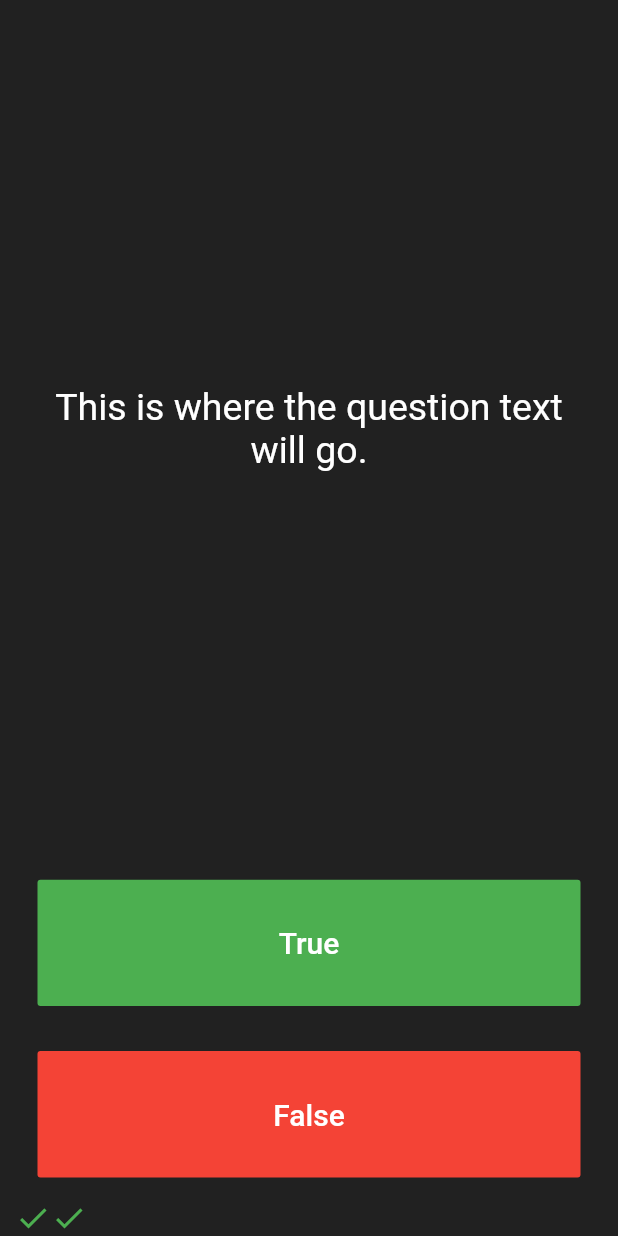
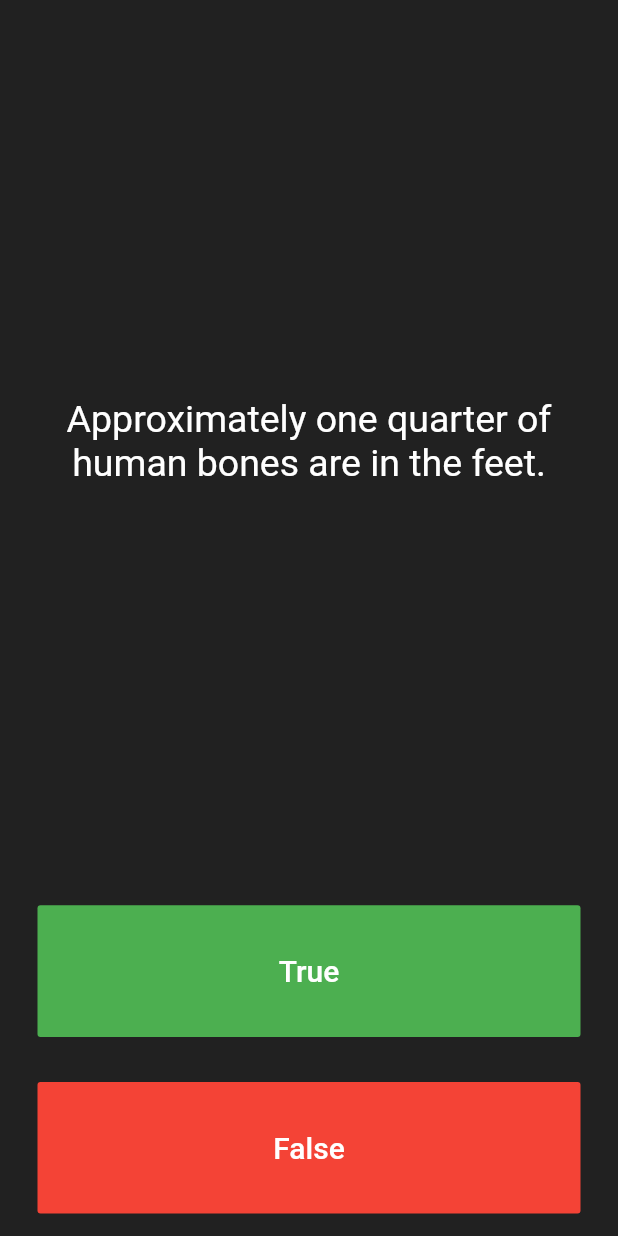
Before and after one commit to alejorom/quizzler_flutter, a Flutter app: the screen it shows after launch, after a tap on "True", on a phone screen of 412 x 824 dp. Run offline on Flutter 3.47's test engine with Material 2 defaults, Android fonts, the phone set to English and light mode, and no system bars; missing offline and left inert: dart:ffi.

Commit message:
Agregar lista de preguntas y respuestas

```diff
--- a/lib/main.dart
+++ b/lib/main.dart
@@ -1,3 +1,5 @@
+import 'dart:ffi';
+
 import 'package:flutter/material.dart';
 
 void main() => runApp(const Quizzler());
@@ -31,12 +33,35 @@ class QuizPage extends StatefulWidget {
 
 class _QuizPageState extends State<QuizPage> {
 
-  List <Icon> scoreKeeper = [
-    const Icon (
-      Icons.check,
-      color:  Colors.green,
-    ),
+  List <Icon> scoreKeeper = [];
+
+  List <String> questions = [
+    'You can lead a cow down stairs but not up stairs.',
+    'Approximately one quarter of human bones are in the feet.',
+    'A slug\'s blood is green.',
+    'The Big Apple is a nickname given to Washington D.C in 1971.',
+    'Peanuts are not nuts!',
+    'Electrons move faster than the speed of light.',
+    'Light travels in a straight line.',
+    'The Great Wall of China is visible from space.',
+    'The Atlantic Ocean is the warmest in the world.',
+    'There are more ancient pyramids in Sudan than in Egypt.',
   ];
+
+  List <bool> answers = [
+    false,
+    true,
+    true,
+    true,
+    true,
+    false,
+    true,
+    false,
+    false,
+    false,
+  ];
+
+  int questionNumber = 0;
 
   @override
   Widget build(BuildContext context) {
@@ -44,15 +69,15 @@ class _QuizPageState extends State<QuizPage> {
       mainAxisAlignment: MainAxisAlignment.spaceBetween,
       crossAxisAlignment: CrossAxisAlignment.stretch,
       children: <Widget>[
-        const Expanded(
+        Expanded(
           flex: 5,
           child: Padding(
-            padding: EdgeInsets.all(10.0),
+            padding: const EdgeInsets.all(10.0),
             child: Center(
               child: Text(
-                'This is where the question text will go.',
+                questions[questionNumber],
                 textAlign: TextAlign.center,
-                style: TextStyle(
+                style: const TextStyle(
                   fontSize: 25.0,
                   color: Colors.white,
                 ),
@@ -74,13 +99,9 @@ class _QuizPageState extends State<QuizPage> {
                 ),
               ),
               onPressed: () {
+                bool correctAnswer = answers[questionNumber];
                 setState(() {
-                  scoreKeeper.add(
-                    const Icon(
-                        Icons.check,
-                        color: Colors.green
-                    ),
-                  );
+                  questionNumber++;
                 });
               },
             ),
@@ -100,12 +121,7 @@ class _QuizPageState extends State<QuizPage> {
               ),
               onPressed: () {
                 setState(() {
-                  scoreKeeper.add(
-                    const Icon(
-                      Icons.close,
-                      color: Colors.red,
-                    ),
-                  );
+                  questionNumber++;
                 });
               },
             ),
@@ -120,7 +136,14 @@ class _QuizPageState extends State<QuizPage> {
 }
 
 /*
-question1: 'You can lead a cow down stairs but not up stairs.', false,
-question2: 'Approximately one quarter of human bones are in the feet.', true,
-question3: 'A slug\'s blood is green.', true,
+'You can lead a cow down stairs but not up stairs.', false,
+'Approximately one quarter of human bones are in the feet.', true,
+'A slug\'s blood is green.', true,
+'The Big Apple is a nickname given to Washington D.C in 1971.', true
+'Peanuts are not nuts!', true
+'Electrons move faster than the speed of light.', false
+'Light travels in a straight line.', true
+'The Great Wall of China is visible from space.', false
+'The Atlantic Ocean is the warmest in the world.', false
+'There are more ancient pyramids in Sudan than in Egypt.', false
 */
```
